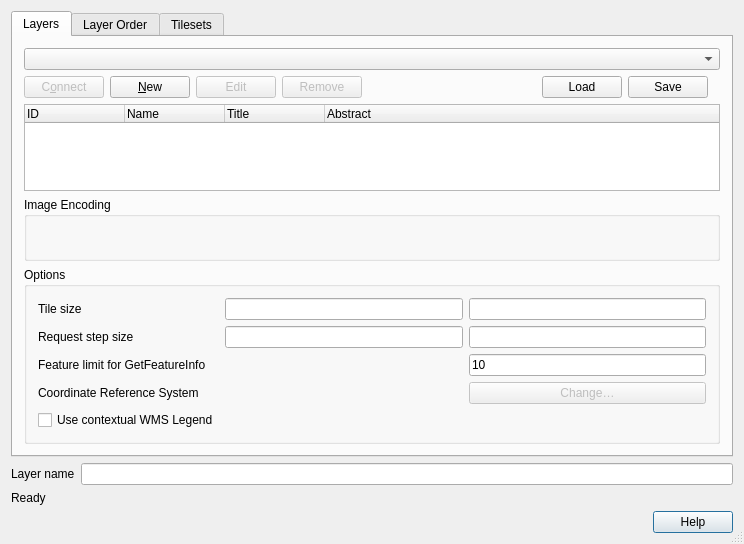
Old version of the form src/ui/qgswmssourceselectbase.ui in the repository carsmie/QGIS.
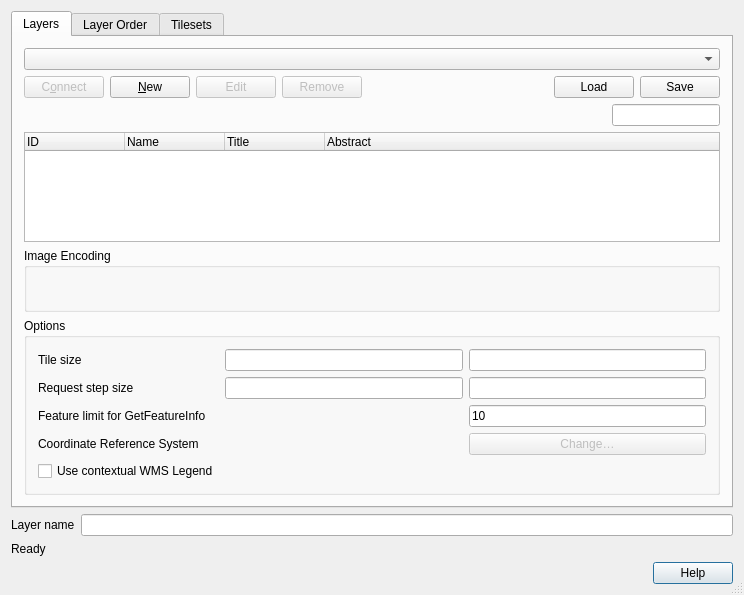
New version of the form. Icons and pictures are not drawn. Custom widgets are drawn as their Qt base class.

Commit message: Allow filtering WM(T)S list in source dialog (#36166)

Diff of the .ui file:
```diff
--- a/src/ui/qgswmssourceselectbase.ui
+++ b/src/ui/qgswmssourceselectbase.ui
@@ -7,7 +7,7 @@
     <x>0</x>
     <y>0</y>
     <width>744</width>
-    <height>544</height>
+    <height>595</height>
    </rect>
   </property>
   <property name="windowTitle">
@@ -47,6 +47,23 @@
      </property>
     </widget>
    </item>
+   <item row="1" column="0">
+    <layout class="QHBoxLayout" name="horizontalLayout">
+     <item>
+      <widget class="QLabel" name="label">
+       <property name="text">
+        <string>Layer name</string>
+       </property>
+       <property name="buddy">
+        <cstring>leLayerName</cstring>
+       </property>
+      </widget>
+     </item>
+     <item>
+      <widget class="QLineEdit" name="leLayerName"/>
+     </item>
+    </layout>
+   </item>
    <item row="0" column="0">
     <widget class="QTabWidget" name="tabServers">
      <property name="enabled">
@@ -60,10 +77,9 @@
        <string>Layers</string>
       </attribute>
       <layout class="QGridLayout" name="gridLayout">
-       <item row="0" column="0" colspan="12">
-        <widget class="QComboBox" name="cmbConnections"/>
-       </item>
-       <item row="1" column="0" colspan="2">
+       <item row="1" column="0">
+        <layout class="QHBoxLayout" name="horizontalLayout_2">
+         <item>
         <widget class="QPushButton" name="btnConnect">
          <property name="enabled">
           <bool>false</bool>
@@ -76,7 +92,7 @@
          </property>
         </widget>
        </item>
-       <item row="1" column="2" colspan="2">
+         <item>
         <widget class="QPushButton" name="btnNew">
          <property name="toolTip">
           <string>Create a new service connection</string>
@@ -86,7 +102,7 @@
          </property>
         </widget>
        </item>
-       <item row="1" column="4">
+         <item>
         <widget class="QPushButton" name="btnEdit">
          <property name="enabled">
           <bool>false</bool>
@@ -99,7 +115,7 @@
          </property>
         </widget>
        </item>
-       <item row="1" column="5">
+         <item>
         <widget class="QPushButton" name="btnDelete">
          <property name="enabled">
           <bool>false</bool>
@@ -112,7 +128,7 @@
          </property>
         </widget>
        </item>
-       <item row="1" column="7">
+         <item>
         <spacer name="horizontalSpacer_2">
          <property name="orientation">
           <enum>Qt::Horizontal</enum>
@@ -125,43 +141,32 @@
          </property>
         </spacer>
        </item>
-       <item row="2" column="0" colspan="12">
-        <widget class="QTreeWidget" name="lstLayers">
-         <property name="sizePolicy">
-          <sizepolicy hsizetype="Expanding" vsizetype="Expanding">
-           <horstretch>0</horstretch>
-           <verstretch>0</verstretch>
-          </sizepolicy>
-         </property>
-         <property name="selectionMode">
-          <enum>QAbstractItemView::ExtendedSelection</enum>
-         </property>
-         <property name="allColumnsShowFocus">
-          <bool>true</bool>
-         </property>
-         <column>
+         <item>
+          <widget class="QPushButton" name="btnLoad">
+           <property name="toolTip">
+            <string>Load connections from file</string>
+           </property>
           <property name="text">
-           <string>ID</string>
-          </property>
-         </column>
-         <column>
-          <property name="text">
-           <string>Name</string>
-          </property>
-         </column>
-         <column>
+            <string>Load</string>
+           </property>
+          </widget>
+         </item>
+         <item>
+          <widget class="QPushButton" name="btnSave">
+           <property name="toolTip">
+            <string>Save connections to file</string>
+           </property>
           <property name="text">
-           <string>Title</string>
-          </property>
-         </column>
-         <column>
-          <property name="text">
-           <string>Abstract</string>
-          </property>
-         </column>
-        </widget>
-       </item>
-       <item row="3" column="0" colspan="12">
+            <string>Save</string>
+           </property>
+          </widget>
+         </item>
+        </layout>
+       </item>
+       <item row="0" column="0">
+        <widget class="QComboBox" name="cmbConnections"/>
+       </item>
+       <item row="5" column="0">
         <widget class="QGroupBox" name="btnGrpImageEncoding">
          <property name="sizePolicy">
           <sizepolicy hsizetype="Preferred" vsizetype="Preferred">
@@ -180,27 +185,7 @@
          </property>
         </widget>
        </item>
-       <item row="1" column="9">
-        <widget class="QPushButton" name="btnSave">
-         <property name="toolTip">
-          <string>Save connections to file</string>
-         </property>
-         <property name="text">
-          <string>Save</string>
-         </property>
-        </widget>
-       </item>
-       <item row="1" column="8">
-        <widget class="QPushButton" name="btnLoad">
-         <property name="toolTip">
-          <string>Load connections from file</string>
-         </property>
-         <property name="text">
-          <string>Load</string>
-         </property>
-        </widget>
-       </item>
-       <item row="4" column="0" colspan="12">
+       <item row="6" column="0">
         <widget class="QGroupBox" name="gbCRS">
          <property name="title">
           <string>Options</string>
@@ -285,6 +270,75 @@
          </layout>
         </widget>
        </item>
+       <item row="4" column="0">
+        <widget class="QTreeWidget" name="lstLayers">
+         <property name="sizePolicy">
+          <sizepolicy hsizetype="Expanding" vsizetype="Expanding">
+           <horstretch>0</horstretch>
+           <verstretch>0</verstretch>
+          </sizepolicy>
+         </property>
+         <property name="selectionMode">
+          <enum>QAbstractItemView::ExtendedSelection</enum>
+         </property>
+         <property name="allColumnsShowFocus">
+          <bool>true</bool>
+         </property>
+         <column>
+          <property name="text">
+           <string>ID</string>
+          </property>
+         </column>
+         <column>
+          <property name="text">
+           <string>Name</string>
+          </property>
+         </column>
+         <column>
+          <property name="text">
+           <string>Title</string>
+          </property>
+         </column>
+         <column>
+          <property name="text">
+           <string>Abstract</string>
+          </property>
+         </column>
+        </widget>
+       </item>
+       <item row="2" column="0">
+        <layout class="QHBoxLayout" name="horizontalLayout_3">
+         <item>
+          <spacer name="horizontalSpacer">
+           <property name="orientation">
+            <enum>Qt::Horizontal</enum>
+           </property>
+           <property name="sizeHint" stdset="0">
+            <size>
+             <width>40</width>
+             <height>20</height>
+            </size>
+           </property>
+          </spacer>
+         </item>
+         <item>
+          <widget class="QgsFilterLineEdit" name="mLayersFilterLineEdit">
+           <property name="sizePolicy">
+            <sizepolicy hsizetype="Preferred" vsizetype="Fixed">
+             <horstretch>0</horstretch>
+             <verstretch>0</verstretch>
+            </sizepolicy>
+           </property>
+           <property name="showSearchIcon">
+            <bool>true</bool>
+           </property>
+           <property name="qgisRelation" stdset="0">
+            <string notr="true"/>
+           </property>
+          </widget>
+         </item>
+        </layout>
+       </item>
       </layout>
      </widget>
      <widget class="QWidget" name="tabLayerOrder">
@@ -354,7 +408,7 @@
        <string>Tilesets</string>
       </attribute>
       <layout class="QGridLayout" name="gridLayout_3">
-       <item row="0" column="0">
+       <item row="2" column="0">
         <widget class="QTableWidget" name="lstTilesets">
          <property name="alternatingRowColors">
           <bool>true</bool>
@@ -403,30 +457,53 @@
          </column>
         </widget>
        </item>
-      </layout>
-     </widget>
-    </widget>
-   </item>
-   <item row="1" column="0">
-    <layout class="QHBoxLayout" name="horizontalLayout">
+       <item row="0" column="0">
+        <layout class="QHBoxLayout" name="horizontalLayout_4">
+         <item>
+          <spacer name="horizontalSpacer_3">
+           <property name="orientation">
+            <enum>Qt::Horizontal</enum>
+           </property>
+           <property name="sizeHint" stdset="0">
+            <size>
+             <width>40</width>
+             <height>20</height>
+            </size>
+           </property>
+          </spacer>
+         </item>
      <item>
-      <widget class="QLabel" name="label">
-       <property name="text">
-        <string>Layer name</string>
-       </property>
-       <property name="buddy">
-        <cstring>leLayerName</cstring>
-       </property>
-      </widget>
-     </item>
-     <item>
-      <widget class="QLineEdit" name="leLayerName"/>
-     </item>
-    </layout>
+          <widget class="QgsFilterLineEdit" name="mTilesetsFilterLineEdit">
+           <property name="sizePolicy">
+            <sizepolicy hsizetype="Preferred" vsizetype="Fixed">
+             <horstretch>0</horstretch>
+             <verstretch>0</verstretch>
+            </sizepolicy>
+           </property>
+           <property name="showSearchIcon">
+            <bool>true</bool>
+           </property>
+           <property name="qgisRelation" stdset="0">
+            <string notr="true"/>
+           </property>
+          </widget>
+         </item>
+        </layout>
+       </item>
+      </layout>
+     </widget>
+    </widget>
    </item>
   </layout>
  </widget>
  <layoutdefault spacing="6" margin="11"/>
+ <customwidgets>
+  <customwidget>
+   <class>QgsFilterLineEdit</class>
+   <extends>QLineEdit</extends>
+   <header>qgsfilterlineedit.h</header>
+  </customwidget>
+ </customwidgets>
  <tabstops>
   <tabstop>tabServers</tabstop>
   <tabstop>cmbConnections</tabstop>
```
Left out of the diff: 6 changed lines with no effect on the pictures. Lines whose indentation alone changed are shown as unchanged. The commit also changes 2 other files.
